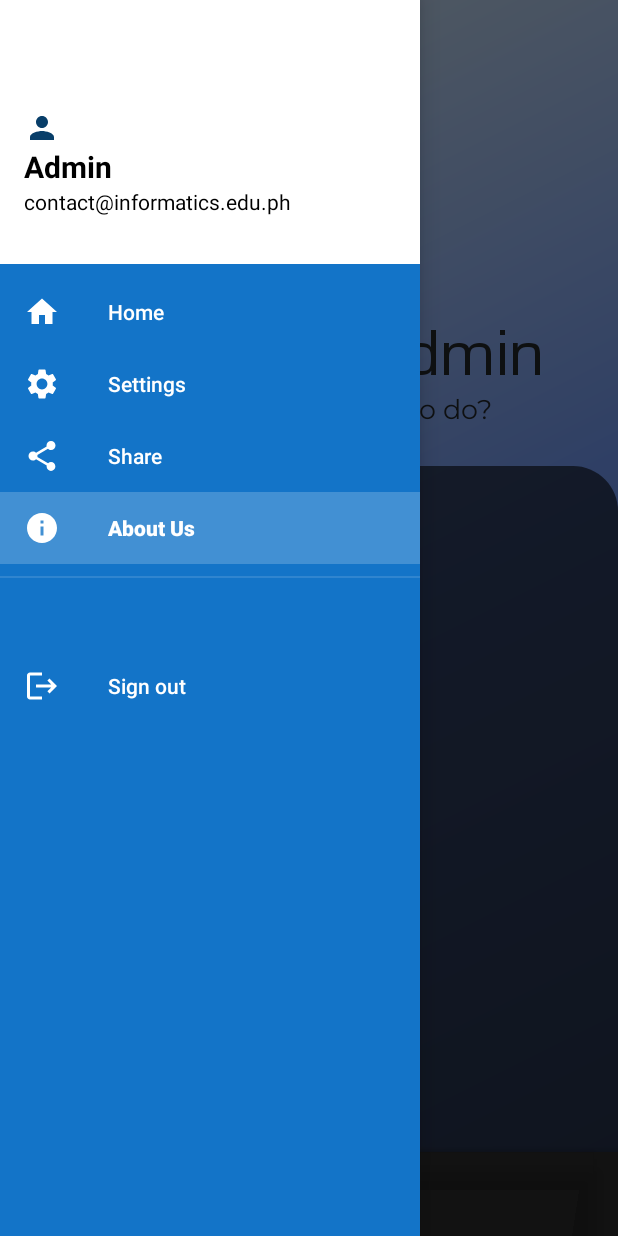
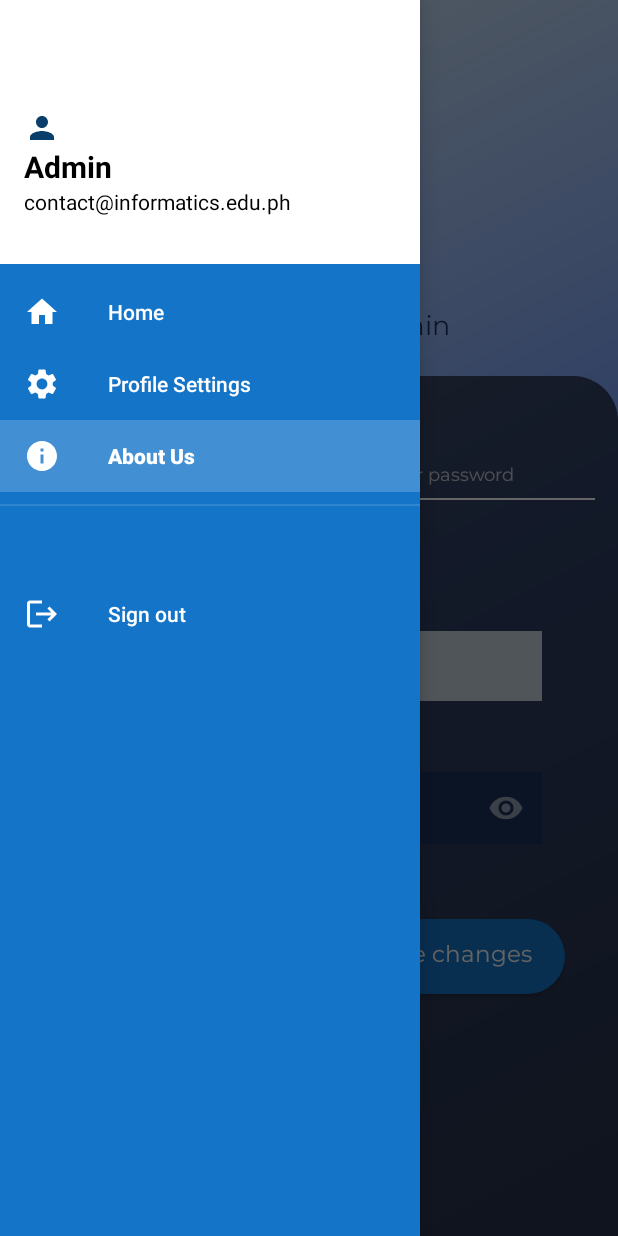
Before and after one commit to kanaderi123/Informatics-Baguio-Portal-App, an Android app: the AdminDashboard screen opened directly, with no data from a screen before it, in the side drawer, after a tap on "About Us", on a phone screen of 412 x 824 dp. Run offline under Robolectric (Android 15) with nearby library versions, the phone set to English and light mode, and no system bars; our stand-ins replace Firebase (no records; nobody signed in at launch, a user with empty details on screens opened directly).

Commit message:
UI Changes

```diff
--- a/app/build.gradle.kts
+++ b/app/build.gradle.kts
@@ -48,13 +48,15 @@ dependencies {
     implementation("androidx.constraintlayout:constraintlayout:2.1.4")
     implementation("androidx.lifecycle:lifecycle-livedata-ktx:2.7.0")
     implementation("androidx.lifecycle:lifecycle-viewmodel-ktx:2.7.0")
-    implementation("androidx.navigation:navigation-fragment-ktx:2.6.0")
-    implementation("androidx.navigation:navigation-ui-ktx:2.6.0")
+    implementation("androidx.navigation:navigation-fragment-ktx:2.7.7")
+    implementation("androidx.navigation:navigation-ui-ktx:2.7.7")
     implementation("com.google.firebase:firebase-database:20.3.0")
     testImplementation("junit:junit:4.13.2")
     androidTestImplementation("androidx.test.ext:junit:1.1.5")
     androidTestImplementation("androidx.test.espresso:espresso-core:3.5.1")
     implementation ("com.google.android.material:material:1.11.0")
+    implementation ("com.google.firebase:firebase-database-ktx:20.3.0")
+
 
 
 }
--- a/app/src/main/java/com/example/i_portal/AdminLogin.kt
+++ b/app/src/main/java/com/example/i_portal/AdminLogin.kt
@@ -2,7 +2,6 @@ package com.example.i_portal
 
 import android.content.Intent
 import android.os.Bundle
-import android.widget.Toast
 import androidx.appcompat.app.AppCompatActivity
 import com.example.i_portal.databinding.ActivityAdminLoginBinding
 
@@ -31,9 +30,9 @@ class AdminLogin : AppCompatActivity() {
             //bind textbox via ID to a variable
             val tbuname = binding.tbUname.text.toString()
             val tbpword = binding.tbPword.text.toString()
-/*
+
             //condition to check if username and password are empty
-            if(tbuname.isEmpty() || tbpword.isEmpty())
+/*            if(tbuname.isEmpty() || tbpword.isEmpty())
             {
                 Toast.makeText(this@AdminLogin, "Please Input your correct Username and Password", Toast.LENGTH_SHORT).show()
             }
@@ -41,10 +40,12 @@ class AdminLogin : AppCompatActivity() {
             else if(tbuname == adminuname && tbpword == adminpword)
             {
                 //If true Go to admin dashboard
-              */  val intent = Intent(this,AdminDashboard::class.java)
+*/
+                val intent = Intent(this,AdminDashboard::class.java)
                 startActivity(intent)
+/*
                 Toast.makeText(this@AdminLogin, "Login Successful", Toast.LENGTH_SHORT).show()
-                finish()/*
+                finish()
             }
             //if false, pop up text alert
             else
--- /dev/null
+++ b/app/src/main/java/com/example/i_portal/ProfileSettingsFragment.kt
@@ -0,0 +1,68 @@
+package com.example.i_portal
+
+// Import necessary Firebase libraries
+import android.os.Bundle
+import android.view.LayoutInflater
+import android.view.View
+import android.view.ViewGroup
+import androidx.fragment.app.Fragment
+import com.google.android.material.textfield.TextInputEditText
+import com.google.firebase.database.DataSnapshot
+import com.google.firebase.database.DatabaseError
+import com.google.firebase.database.FirebaseDatabase
+import com.google.firebase.database.ValueEventListener
+
+
+
+
+// Initialize Firebase
+val database = FirebaseDatabase.getInstance()
+
+
+class ProfileSettingsFragment : Fragment() {
+
+    // Reference to the 'adminusers' node in the database
+    private val usersRef = database.getReference("adminusers")
+
+
+
+
+    override fun onCreateView(
+        inflater: LayoutInflater, container: ViewGroup?,
+        savedInstanceState: Bundle?
+    ): View? {
+        // Inflate the layout for this fragment
+        val rootView = inflater.inflate(R.layout.fragment_profile_settings, container, false)
+
+        val tbuser = rootView.findViewById<TextInputEditText>(R.id.tb_adminUsername)
+        val  tbpword = rootView.findViewById<TextInputEditText>(R.id.tb_adminPassword)
+        val userId = "userId"
+
+
+        // Attach a listener to read the data
+        usersRef.child(userId).addListenerForSingleValueEvent(object : ValueEventListener {
+            override fun onDataChange(dataSnapshot: DataSnapshot) {
+                // Get user data
+                val user = dataSnapshot.getValue(AdminUsers::class.java)
+
+                // Update the TextView with the user data
+                tbuser.setText(user?.uname)
+                tbpword.setText(user?.pword)
+
+            }
+
+            override fun onCancelled(databaseError: DatabaseError) {
+                // Handle errors
+                println("Error: ${databaseError.message}")
+            }
+        })
+        return rootView
+    }
+
+
+}
+
+data class AdminUsers(
+    val uname: String? = "",
+    val pword: String? = ""
+)
--- a/app/src/main/java/com/example/i_portal/StudentDashboard.kt
+++ b/app/src/main/java/com/example/i_portal/StudentDashboard.kt
@@ -14,7 +14,6 @@ class StudentDashboard : AppCompatActivity() {
     //initialization of pages
     private val homeFragment = HomeFragment()
     private val schedFragment = SchedFragment()
-    private val gradesFragment = GradesFragment()
 
     override fun onCreate(savedInstanceState: Bundle?)
     {
@@ -27,7 +26,6 @@ class StudentDashboard : AppCompatActivity() {
             {
                 R.id.navigation_home -> replaceFragment(homeFragment)
                 R.id.navigation_schedule -> replaceFragment(schedFragment)
-                R.id.navigation_grades -> replaceFragment(gradesFragment)
             }
             true
         }
--- a/app/src/main/java/com/example/i_portal/admindashboard.kt
+++ b/app/src/main/java/com/example/i_portal/admindashboard.kt
@@ -98,6 +98,7 @@ class AdminDashboard : AppCompatActivity(), NavigationView.OnNavigationItemSelec
         when (item.itemId)
         {
             R.id.home-> replaceFragment(HomeFragment())
+            R.id.settings->replaceFragment(ProfileSettingsFragment())
             R.id.logout-> showSignOutDialog()
         }
         return true
--- /dev/null
+++ b/app/src/main/res/drawable/rounded2.xml
@@ -0,0 +1,5 @@
+<?xml version="1.0" encoding="utf-8"?>
+<shape xmlns:android="http://schemas.android.com/apk/res/android" android:shape="rectangle">
+    <solid android:color="#1374C8"/>
+    <corners android:radius="30dp"/>
+</shape>
--- a/app/src/main/res/layout/activity_student_login.xml
+++ b/app/src/main/res/layout/activity_student_login.xml
@@ -85,7 +85,6 @@
             app:helperTextTextColor="#CB4545">
 
             <com.google.android.material.textfield.TextInputEditText
-                android:inputType="textPassword"
                 android:id="@+id/tb_pword"
                 android:layout_width="match_parent"
                 android:layout_height="wrap_content"
@@ -93,6 +92,7 @@
                 android:layout_marginRight="15dp"
                 android:background="#19325B"
                 android:fontFamily="@font/montserrat"
+                android:inputType="textPassword"
                 android:padding="15dp"
                 android:textColor="#c7d5e0">
             </com.google.android.material.textfield.TextInputEditText>
--- a/app/src/main/res/layout/fragment_home.xml
+++ b/app/src/main/res/layout/fragment_home.xml
@@ -14,8 +14,8 @@
         android:orientation="vertical">
 
         <ImageView
-            android:layout_width="160dp"
-            android:layout_height="140dp"
+            android:layout_width="150dp"
+            android:layout_height="150dp"
             android:src="@drawable/adminlogo">
         </ImageView>
         <TextView
@@ -23,7 +23,7 @@
             android:layout_height="match_parent"
             android:text="Welcome Admin"
             android:fontFamily="@font/eurostile"
-            android:textSize="45sp"
+            android:textSize="30sp"
             android:gravity="center"
             android:textColor="#24272A"/>
         <TextView
@@ -40,42 +40,13 @@
         android:layout_width="match_parent"
         android:layout_height="match_parent"
         android:background="@drawable/topradius"
-        android:layout_marginTop="240dp"
+        android:layout_marginTop="220dp"
         android:padding="15dp">
 
 
     </LinearLayout>
 
-<androidx.coordinatorlayout.widget.CoordinatorLayout
-    android:layout_width="match_parent"
-    android:layout_height="match_parent"
-    android:theme="@style/Theme.MaterialComponents">
-    <com.google.android.material.bottomappbar.BottomAppBar
-        android:id="@+id/bottomAppbar"
-        android:layout_width="match_parent"
-        android:layout_gravity="bottom"
-        android:layout_height="wrap_content"
-        app:fabCradleMargin="20dp"
-        app:fabCradleVerticalOffset="10dp"
-        app:fabCradleRoundedCornerRadius="20dp">
 
-        <com.google.android.material.bottomnavigation.BottomNavigationView
-            android:id="@+id/bottomNavigationView"
-            android:layout_width="match_parent"
-            android:layout_height="match_parent"
-            app:menu="@menu/bottom_navigation_menu"
-            android:layout_marginEnd="16dp"
-            android:background="@android:color/transparent"
-            />
-    </com.google.android.material.bottomappbar.BottomAppBar>
-
-    <com.google.android.material.floatingactionbutton.FloatingActionButton
-        android:layout_width="wrap_content"
-        android:layout_height="wrap_content"
-        android:id="@+id/fab"
-        android:src="@drawable/baseline_add_24"
-        app:layout_anchor="@id/bottomAppbar"/>
-</androidx.coordinatorlayout.widget.CoordinatorLayout>
 
 
 </FrameLayout>
--- /dev/null
+++ b/app/src/main/res/layout/fragment_profile_settings.xml
@@ -0,0 +1,159 @@
+<?xml version="1.0" encoding="utf-8"?>
+<FrameLayout xmlns:android="http://schemas.android.com/apk/res/android"
+    xmlns:tools="http://schemas.android.com/tools"
+    android:layout_width="match_parent"
+    android:layout_height="match_parent"
+    xmlns:app="http://schemas.android.com/apk/res-auto"
+    tools:context=".ProfileSettingsFragment">
+
+    <LinearLayout
+        android:layout_width="match_parent"
+        android:layout_height="wrap_content"
+        android:gravity="center"
+        android:orientation="vertical">
+
+        <LinearLayout
+            android:layout_width="100dp"
+            android:layout_height="100dp"
+            android:background="@drawable/circle"
+            android:padding="10dp">
+
+            <ImageView
+                android:layout_width="match_parent"
+                android:layout_height="match_parent"
+                android:background="@drawable/baseline_person_24"
+                android:contentDescription="@string/admin"/>
+        </LinearLayout>
+
+        <TextView
+            android:layout_width="match_parent"
+            android:layout_height="match_parent"
+            android:fontFamily="@font/eurostile"
+            android:gravity="center"
+            android:text="Username"
+            android:textColor="#19325B"
+            android:textSize="30sp"
+            android:textStyle="bold" />
+
+        <TextView
+            android:layout_width="match_parent"
+            android:layout_height="match_parent"
+            android:fontFamily="@font/montserrat"
+            android:gravity="center"
+            android:text="@string/account_type_admin"
+            android:textColor="#19325B"
+            android:textSize="18sp" />
+    </LinearLayout>
+
+    <LinearLayout
+        android:layout_width="match_parent"
+        android:layout_height="match_parent"
+        android:background="@drawable/topradius"
+        android:layout_marginTop="180dp"
+        android:padding="15dp"
+        android:orientation="vertical">
+
+        <TextView
+            android:layout_width="wrap_content"
+            android:layout_height="wrap_content"
+            android:text="@string/profilesettings"
+            android:fontFamily="@font/montserrat"
+            android:textSize="25sp"
+            android:layout_marginBottom="5dp"/>
+        <TextView
+            android:layout_width="wrap_content"
+            android:layout_height="wrap_content"
+            android:fontFamily="@font/montserrat"
+            android:text="@string/you_can_change_your_account_information_and_password"
+            android:textSize="12sp"
+            android:layout_marginBottom="5dp"/>
+
+        <com.google.android.material.divider.MaterialDivider
+            android:layout_width="match_parent"
+            android:layout_height="wrap_content"
+            app:dividerColor="@color/white"/>
+<!--form-->
+        <LinearLayout
+            android:layout_width="match_parent"
+            android:layout_height="match_parent"
+            android:padding="20dp"
+            android:orientation="vertical">
+<!--admin username-->
+            <TextView
+                android:layout_marginTop="30dp"
+                android:layout_width="match_parent"
+                android:layout_height="wrap_content"
+                android:text="@string/username"
+                android:fontFamily="@font/montserrat"
+                android:textSize="18sp"/>
+            <com.google.android.material.textfield.TextInputLayout
+                android:layout_width="match_parent"
+                android:layout_height="wrap_content"
+                android:textColorHint="#1b2838"
+                app:helperTextTextColor="#CB4545">
+
+                <com.google.android.material.textfield.TextInputEditText
+                    android:id="@+id/tb_adminUsername"
+                    android:hint=""
+                    android:layout_width="match_parent"
+                    android:layout_height="wrap_content"
+                    android:background="#c7d5e0"
+                    android:fontFamily="@font/montserrat"
+                    android:inputType="text"
+                    android:padding="10dp"
+                    android:textColor="#1b2838"
+                    android:layout_marginBottom="10dp"
+                    android:layout_marginLeft="15dp"
+                    android:layout_marginRight="15dp">
+                </com.google.android.material.textfield.TextInputEditText>
+            </com.google.android.material.textfield.TextInputLayout>
+
+<!--admin password-->
+            <TextView
+                android:layout_width="match_parent"
+                android:layout_height="wrap_content"
+                android:text="@string/password"
+                android:fontFamily="@font/montserrat"
+                android:textSize="18sp"/>
+            <com.google.android.material.textfield.TextInputLayout
+                android:layout_width="match_parent"
+                android:layout_height="wrap_content"
+                android:textColorHint="#c7d5e0"
+                app:helperTextTextColor="#CB4545"
+                app:passwordToggleEnabled="true">
+
+                <com.google.android.material.textfield.TextInputEditText
+                    android:id="@+id/tb_adminPassword"
+                    android:layout_width="match_parent"
+                    android:layout_height="wrap_content"
+                    android:background="#19325B"
+                    android:fontFamily="@font/montserrat"
+                    android:inputType="textPassword"
+                    android:padding="10dp"
+                    android:textColor="#c7d5e0"
+                    android:layout_marginLeft="15dp"
+                    android:layout_marginRight="15dp">
+                </com.google.android.material.textfield.TextInputEditText>
+            </com.google.android.material.textfield.TextInputLayout>
+
+            <!--login button-->
+            <Button
+                android:id="@+id/btn_save_changes"
+                android:layout_width="150dp"
+                android:layout_height="50dp"
+                android:layout_gravity="end"
+                android:layout_marginTop="50dp"
+                android:background="@drawable/rounded2"
+                android:fontFamily="@font/montserrat"
+                android:hint="@string/save_changes"
+                android:textColor="@color/white"
+                android:textColorHint="#FAFAFA"
+                android:textSize="15sp">
+            </Button>
+
+        </LinearLayout>
+
+
+    </LinearLayout>
+
+</FrameLayout>
--- a/app/src/main/res/menu/bottom_navigation_menu.xml
+++ b/app/src/main/res/menu/bottom_navigation_menu.xml
@@ -1,10 +1,16 @@
 <menu xmlns:android="http://schemas.android.com/apk/res/android">
     <item
-        android:id="@+id/navigation_home"/>
+        android:id="@+id/navigation_home"
+        android:title="Home"
+        android:icon="@drawable/baseline_home_24"/>
 
     <item
-        android:id="@+id/navigation_schedule"/>
+        android:id="@+id/navigation_schedule"
+        android:title="Schedule"
+        android:icon="@drawable/baseline_schedule_24"/>
 
     <item
-        android:id="@+id/navigation_grades"/>
+        android:id="@+id/navigation_grades"
+        android:title="Grades"
+        android:icon="@drawable/baseline_grade_24"/>
 </menu>
--- a/app/src/main/res/menu/side_nav.xml
+++ b/app/src/main/res/menu/side_nav.xml
@@ -7,15 +7,12 @@
         <item
             android:id="@+id/home"
             android:icon="@drawable/baseline_home_24"
-            android:title="@string/menu_home"/>
+            android:title="@string/menu_home" />
         <item
             android:id="@+id/settings"
             android:icon="@drawable/baseline_settings_24"
-            android:title="@string/settings"/>
-        <item
-            android:id="@+id/share"
-            android:icon="@drawable/baseline_share_24"
-            android:title="@string/share"/>
+            android:title="@string/profilesettings"/>
+
         <item
             android:id="@+id/aboutus"
             android:icon="@drawable/baseline_info_24"
--- a/app/src/main/res/values/strings.xml
+++ b/app/src/main/res/values/strings.xml
@@ -30,11 +30,14 @@
     <string name="informatics_baguio_student_portal">Informatics Baguio Student Portal</string>
     <string name="informaticslogo">informaticslogo</string>
     <string name="portallogo">portallogo</string>
-    <string name="settings">Settings</string>
+    <string name="profilesettings">Profile Settings</string>
     <string name="share">Share</string>
     <string name="about_us">About Us</string>
     <string name="sign_out">Sign out</string>
     <string name="contact_informatics_edu_ph">contact@informatics.edu.ph</string>
     <string name="open_nav">Open Navigation</string>
     <string name="close_nav">Close Navigation</string>
+    <string name="you_can_change_your_account_information_and_password">You can change your account information or password</string>
+    <string name="account_type_admin">Account type: Admin</string>
+    <string name="save_changes">Save changes</string>
 </resources>
```
